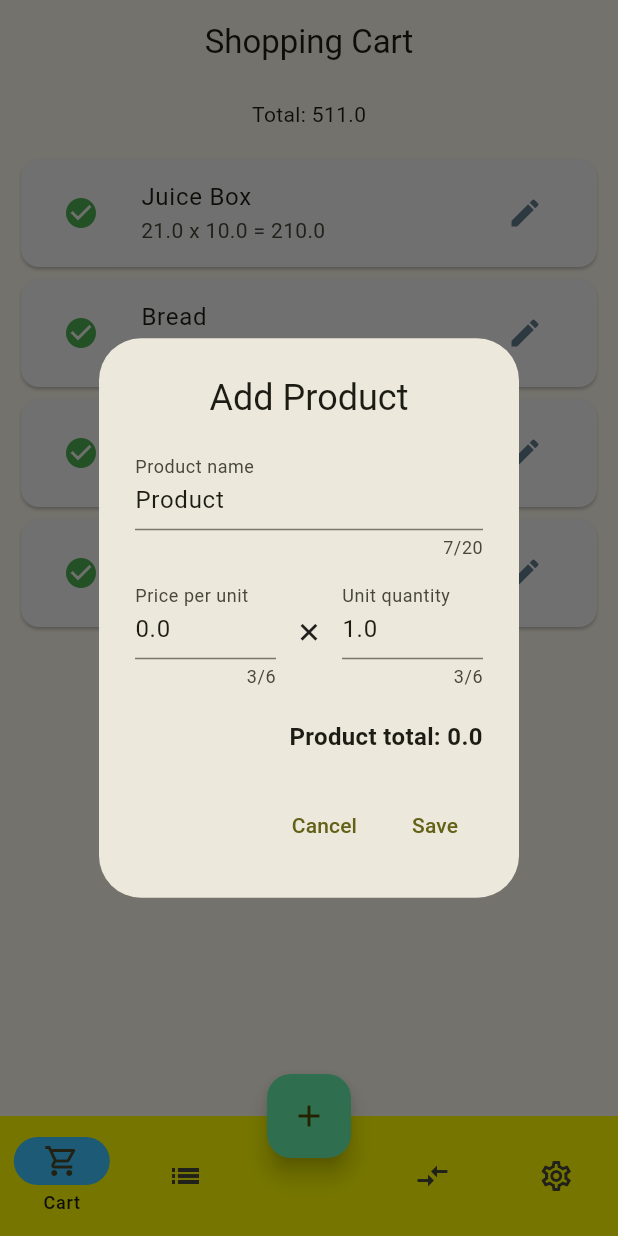
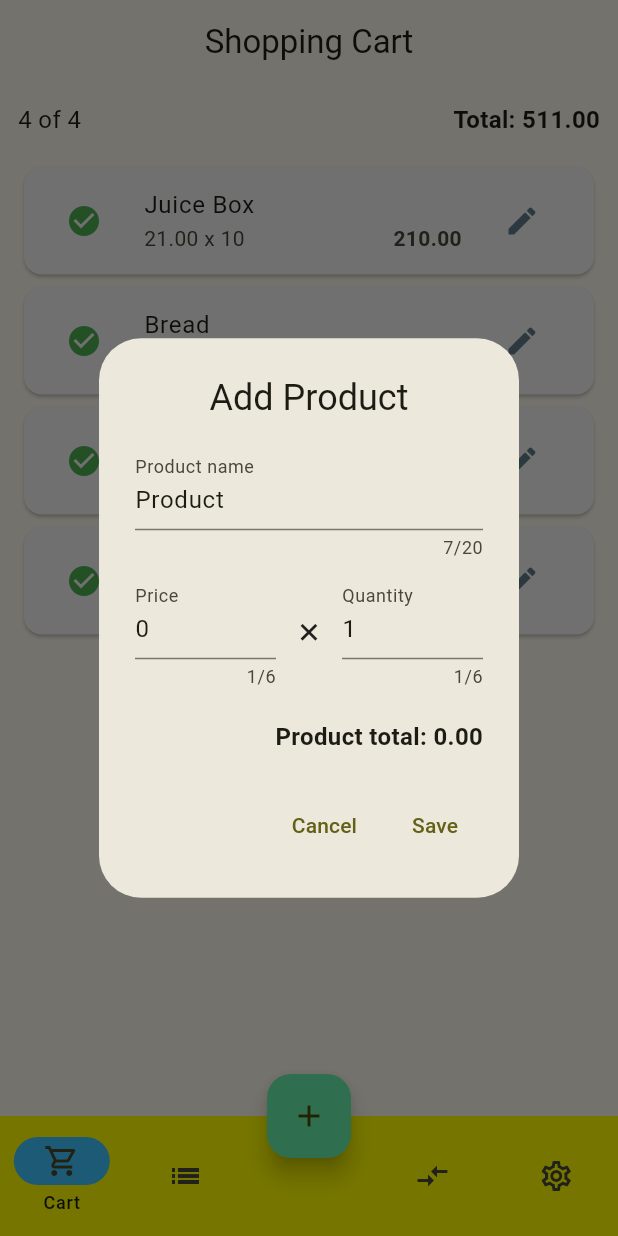
Before and after one commit to maxstirliz/es_calc, a Flutter app: the screen it shows after launch, after a tap on the "add" icon, on a phone screen of 412 x 824 dp. Run offline on Flutter 3.47's test engine with Material 2 defaults, Android fonts, the phone set to English and light mode, and no system bars; our stand-ins replace flutter_riverpod.

Commit message:
Minor interface fixes

```diff
--- a/lib/main.dart
+++ b/lib/main.dart
@@ -1,8 +1,14 @@
 import 'package:es_calc/ui/screens/main_screen.dart';
 import 'package:flutter/material.dart';
 import 'package:flutter_riverpod/flutter_riverpod.dart';
+import 'package:flutter/services.dart';
 
 void main() {
+  WidgetsFlutterBinding.ensureInitialized();
+  SystemChrome.setPreferredOrientations([
+    DeviceOrientation.portraitUp,
+    DeviceOrientation.portraitDown,
+  ]);
   runApp(const ProviderScope(child: EasySoppingCalculator()));
 }
 
--- a/lib/models/shopping_item.dart
+++ b/lib/models/shopping_item.dart
@@ -5,8 +5,8 @@ const uuid = Uuid();
 class ShoppingItem {
   ShoppingItem({
     this.name = 'Product',
-    this.price = 0.0,
-    this.quantity = 1.0,
+    this.price = 0.00,
+    this.quantity = 1,
     this.isBought = true,
   }) : id = uuid.v4();
 
--- a/lib/ui/screens/shopping_cart.dart
+++ b/lib/ui/screens/shopping_cart.dart
@@ -1,6 +1,7 @@
 import 'package:es_calc/providers/shopping_list_provider.dart';
 import 'package:es_calc/ui/widgets/product_card.dart';
-import 'package:es_calc/utils/shopping_calculator.dart';
+import 'package:es_calc/utils/calculation_utils.dart';
+import 'package:es_calc/utils/formatter.dart';
 import 'package:flutter/material.dart';
 import 'package:flutter_riverpod/flutter_riverpod.dart';
 
@@ -27,8 +28,13 @@ class _ShoppingListScreenState extends ConsumerState<ShoppingCartScreen> {
   Widget build(BuildContext context) {
     final shoppingItems = ref.watch(shoppingListProvider);
 
+    String getTotal() {
+      final total = calculateGrandTotal(shoppingItems);
+      return currencyFormatter(total);
+    }
+
     return Padding(
-      padding: const EdgeInsets.all(10),
+      padding: const EdgeInsets.all(12),
       child: FutureBuilder(
           future: _itemsFuture,
           builder: (context, snapshot) {
@@ -38,8 +44,26 @@ class _ShoppingListScreenState extends ConsumerState<ShoppingCartScreen> {
                   )
                 : Column(
                     children: [
-                      Text(
-                          'Total: ${ShoppingCalculator.calculateGrandTotal(shoppingItems)}'),
+                      Row(
+                        mainAxisAlignment: MainAxisAlignment.spaceBetween,
+                        children: [
+                          Text(
+                            calculateBoughtItemsRation(
+                                shoppingItems),
+                            style: const TextStyle(
+                              fontSize: 16,
+                            ),
+                          ),
+                          const SizedBox(),
+                          Text(
+                            'Total: ${getTotal()}',
+                            style: const TextStyle(
+                              fontWeight: FontWeight.bold,
+                              fontSize: 16,
+                            ),
+                          ),
+                        ],
+                      ),
                       const SizedBox(height: 16),
                       Expanded(
                         child: ListView.builder(
--- a/lib/ui/widgets/item_card.dart
+++ b/lib/ui/widgets/item_card.dart
@@ -1,5 +1,6 @@
 import 'package:es_calc/models/shopping_item.dart';
 import 'package:es_calc/providers/shopping_list_provider.dart';
+import 'package:es_calc/utils/formatter.dart';
 import 'package:flutter/material.dart';
 import 'package:flutter_riverpod/flutter_riverpod.dart';
 
@@ -33,9 +34,9 @@ class ItemCard extends ConsumerWidget {
                   Icons.check,
                   color: Colors.green,
                 )
-              : null,
+              : const SizedBox(),
           title: Text(item.name),
-          trailing: Text('x ${item.quantity}'),
+          trailing: Text('x ${quantityFormatter(item.quantity)}'),
         ),
       ),
     );
--- a/lib/ui/widgets/product_card.dart
+++ b/lib/ui/widgets/product_card.dart
@@ -1,6 +1,7 @@
 import 'package:es_calc/models/shopping_item.dart';
 import 'package:es_calc/providers/shopping_list_provider.dart';
 import 'package:es_calc/ui/widgets/product_dialog.dart';
+import 'package:es_calc/utils/formatter.dart';
 import 'package:flutter/material.dart';
 import 'package:flutter_riverpod/flutter_riverpod.dart';
 
@@ -75,8 +76,36 @@ class ProductCard extends ConsumerWidget {
               }
             },
           ),
-          title: Text(item.name),
-          subtitle: Text('${item.price} x ${item.quantity} = ${item.total}'),
+          title: FittedBox(
+            fit: BoxFit.scaleDown,
+            alignment: Alignment.centerLeft,
+            child: Text(item.name),
+          ),
+          subtitle: Row(
+            mainAxisAlignment: MainAxisAlignment.spaceBetween,
+            children: [
+              Expanded(
+                child: Text(
+                  '${currencyFormatter(item.price)} x ${quantityFormatter(item.quantity)}',
+                  textAlign: TextAlign.start,
+                  softWrap: false,
+                  overflow: TextOverflow.ellipsis,
+                ),
+              ),
+              const SizedBox(width: 4),
+              Expanded(
+                child: Text(
+                  currencyFormatter(item.total),
+                  textAlign: TextAlign.end,
+                  style: const TextStyle(
+                    fontWeight: FontWeight.bold,
+                  ),
+                  softWrap: false,
+                  overflow: TextOverflow.ellipsis,
+                ),
+              ),
+            ],
+          ),
         ),
       ),
     );
--- a/lib/ui/widgets/product_dialog.dart
+++ b/lib/ui/widgets/product_dialog.dart
@@ -1,4 +1,5 @@
 import 'package:es_calc/models/shopping_item.dart';
+import 'package:es_calc/utils/formatter.dart';
 import 'package:flutter/material.dart';
 import 'package:flutter/services.dart';
 import 'dart:math' as math;
@@ -99,13 +100,15 @@ class _ProductDialogState extends State<ProductDialog> {
                       _updateTotalPrice();
                     },
                     decoration: const InputDecoration(
-                      labelText: 'Price per unit',
+                      labelText: 'Price',
                     ),
                     validator: (value) => _validateNumberInput(value!),
-                    initialValue: editedItem.price.toString(),
+                    initialValue: currencyFormatter(editedItem.price) == '0.00'
+                        ? '0'
+                        : currencyFormatter(editedItem.price),
                     keyboardType: TextInputType.number,
                     inputFormatters: [
-                      FilteringTextInputFormatter.deny(RegExp(r'[ -]')),
+                      FilteringTextInputFormatter.deny(RegExp(r'[-, ]')),
                     ],
                   ),
                 ),
@@ -127,13 +130,13 @@ class _ProductDialogState extends State<ProductDialog> {
                       _updateTotalPrice();
                     },
                     decoration: const InputDecoration(
-                      labelText: 'Unit quantity',
+                      labelText: 'Quantity',
                     ),
                     validator: (value) => _validateNumberInput(value!),
-                    initialValue: editedItem.quantity.toString(),
+                    initialValue: quantityFormatter(editedItem.quantity),
                     keyboardType: TextInputType.number,
                     inputFormatters: [
-                      FilteringTextInputFormatter.deny(RegExp(r'[ -]')),
+                      FilteringTextInputFormatter.deny(RegExp(r'[-, ]')),
                     ],
                   ),
                 ),
@@ -142,12 +145,15 @@ class _ProductDialogState extends State<ProductDialog> {
             const SizedBox(height: 20),
             Align(
               alignment: Alignment.centerRight,
-              child: Text(
-                '${editedItem.name} total: $total',
-                textAlign: TextAlign.end,
-                style: const TextStyle(
-                  fontWeight: FontWeight.bold,
-                  fontSize: 16,
+              child: FittedBox(
+                fit: BoxFit.scaleDown,
+                child: Text(
+                  '${editedItem.name} total: ${currencyFormatter(total)}',
+                  textAlign: TextAlign.end,
+                  style: const TextStyle(
+                    fontWeight: FontWeight.bold,
+                    fontSize: 16,
+                  ),
                 ),
               ),
             ),
--- /dev/null
+++ b/lib/utils/calculation_utils.dart
@@ -0,0 +1,17 @@
+import 'package:es_calc/models/shopping_item.dart';
+
+double calculateGrandTotal(List<ShoppingItem> items) {
+  double total = 0.0;
+  for (final item in items) {
+    if (item.isBought) total += item.total;
+  }
+  return total;
+}
+
+String calculateBoughtItemsRation(List<ShoppingItem> items) {
+  int boughtItems = 0;
+  for (final item in items) {
+    if (item.isBought) boughtItems++;
+  }
+  return '$boughtItems of ${items.length}';
+}
--- /dev/null
+++ b/lib/utils/formatter.dart
@@ -0,0 +1,12 @@
+import 'package:intl/intl.dart';
+
+final cForm = NumberFormat('###0.00', Intl.getCurrentLocale());
+final qForm = NumberFormat('###0.###', Intl.getCurrentLocale());
+
+String currencyFormatter(double value) {
+  return cForm.format(value);
+}
+
+String quantityFormatter (double value) {
+  return qForm.format(value);
+}
--- a/lib/utils/shopping_calculator.dart
+++ /dev/null
@@ -1,11 +0,0 @@
-import 'package:es_calc/models/shopping_item.dart';
-
-class ShoppingCalculator {
-  static double calculateGrandTotal(List<ShoppingItem> items) {
-    double total = 0.0;
-    for (final item in items) {
-      if (item.isBought) total += item.total;
-    }
-    return total;
-  }
-}
--- a/pubspec.yaml
+++ b/pubspec.yaml
@@ -36,6 +36,7 @@ dependencies:
   cupertino_icons: ^1.0.2
   uuid: ^3.0.7
   flutter_riverpod: ^2.3.6
+  intl: ^0.18.1
 
 dev_dependencies:
   flutter_test:
```
Also changed, not shown: pubspec.lock.
